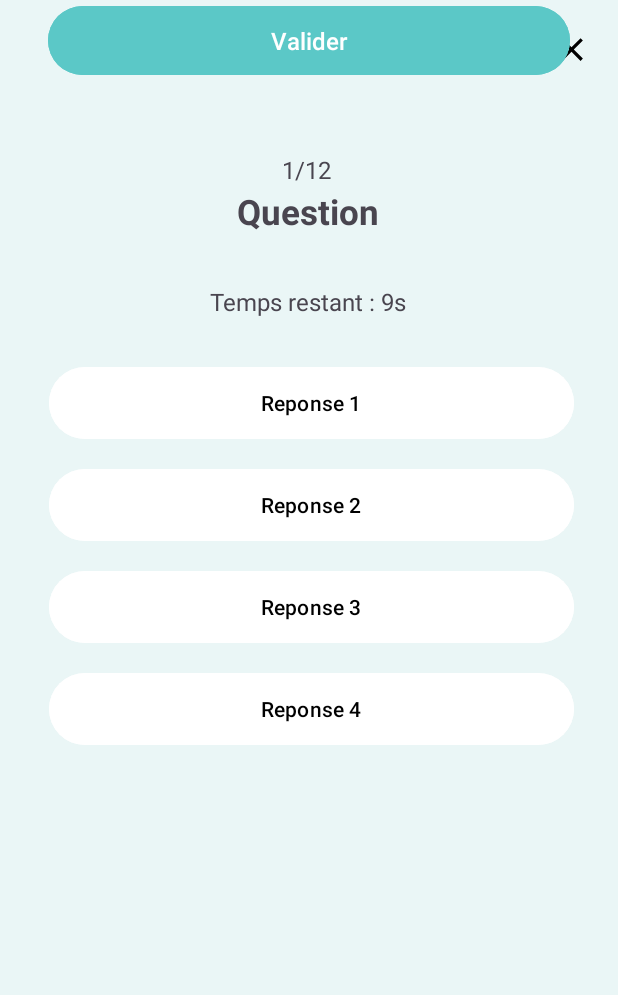
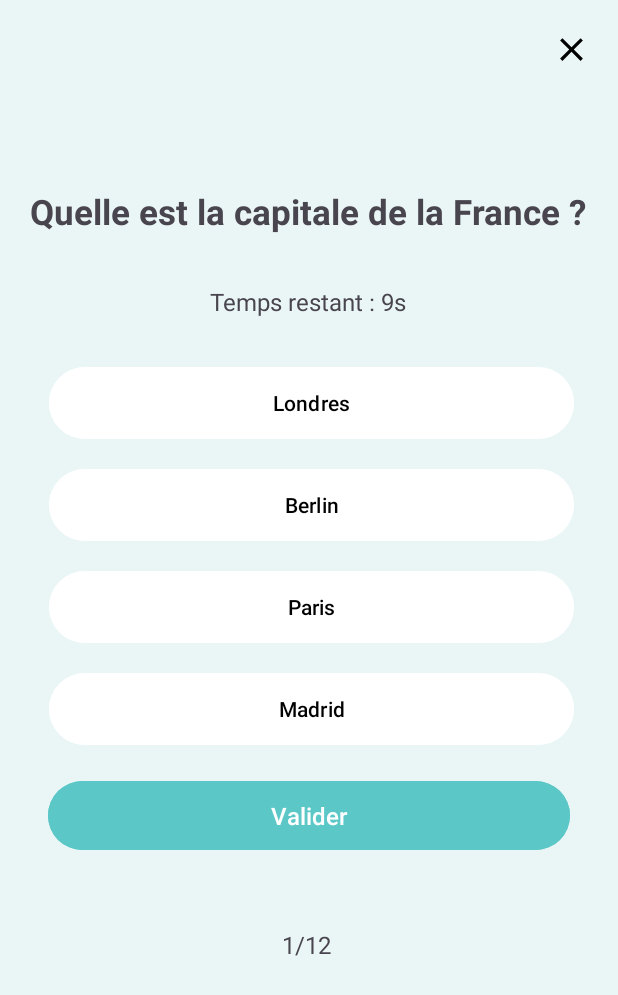
Before and after one commit to hfreshnel/quizAndroid, an Android app: the ParticipantQuizActivity screen opened directly, with no data from a screen before it, on a phone screen of 412 x 824 dp. Shown: the top 995 px of the screen. Run offline under Robolectric (Android 15) with nearby library versions, the phone set to English and light mode, and no system bars.

Commit message:
add the files

```diff
--- a/app/src/main/java/com/example/quizandroid/AdminQuizQuestionActivity.java
+++ b/app/src/main/java/com/example/quizandroid/AdminQuizQuestionActivity.java
@@ -15,7 +15,7 @@
         super.onCreate(savedInstanceState);
         EdgeToEdge.enable(this);
         setContentView(R.layout.activity_admin_quiz_question);
-        ViewCompat.setOnApplyWindowInsetsListener(findViewById(R.id.main), (v, insets) -> {
+        ViewCompat.setOnApplyWindowInsetsListener(findViewById(R.id.validerButton), (v, insets) -> {
             Insets systemBars = insets.getInsets(WindowInsetsCompat.Type.systemBars());
             v.setPadding(systemBars.left, systemBars.top, systemBars.right, systemBars.bottom);
             return insets;
--- a/app/src/main/java/com/example/quizandroid/ParticipantQuizActivity.java
+++ b/app/src/main/java/com/example/quizandroid/ParticipantQuizActivity.java
@@ -1,24 +1,81 @@
 package com.example.quizandroid;
 
+import android.graphics.Color;
 import android.os.Bundle;
-
-import androidx.activity.EdgeToEdge;
+import android.widget.Button;
+import android.widget.TextView;
 import androidx.appcompat.app.AppCompatActivity;
-import androidx.core.graphics.Insets;
-import androidx.core.view.ViewCompat;
-import androidx.core.view.WindowInsetsCompat;
+import org.json.JSONException;
+import org.json.JSONObject;
 
 public class ParticipantQuizActivity extends AppCompatActivity {
+
+    private String correctAnswer;
+    private Button selectedButton = null;
 
     @Override
     protected void onCreate(Bundle savedInstanceState) {
         super.onCreate(savedInstanceState);
-        EdgeToEdge.enable(this);
         setContentView(R.layout.activity_participant_quiz);
-        ViewCompat.setOnApplyWindowInsetsListener(findViewById(R.id.question), (v, insets) -> {
-            Insets systemBars = insets.getInsets(WindowInsetsCompat.Type.systemBars());
-            v.setPadding(systemBars.left, systemBars.top, systemBars.right, systemBars.bottom);
-            return insets;
-        });
+
+        // Chaîne JSON pour les tests
+        String jsonData = "{ \"question\": \"Quelle est la capitale de la France ?\", " +
+                "\"options\": [\"Londres\", \"Berlin\", \"Paris\", \"Madrid\"], " +
+                "\"correctAnswer\": \"Paris\" }";
+
+        try {
+            // Analyser les données JSON
+            JSONObject jsonObject = new JSONObject(jsonData);
+            String question = jsonObject.getString("question");
+            correctAnswer = jsonObject.getString("correctAnswer");
+
+            // Set question et options
+            TextView questionView = findViewById(R.id.question);
+            questionView.setText(question);
+
+            Button button1 = findViewById(R.id.button1);
+            Button button2 = findViewById(R.id.button2);
+            Button button3 = findViewById(R.id.button3);
+            Button button4 = findViewById(R.id.button4);
+            Button validerButton = findViewById(R.id.validerButton);
+
+            button1.setText(jsonObject.getJSONArray("options").getString(0));
+            button2.setText(jsonObject.getJSONArray("options").getString(1));
+            button3.setText(jsonObject.getJSONArray("options").getString(2));
+            button4.setText(jsonObject.getJSONArray("options").getString(3));
+
+            // Set click listeners
+            button1.setOnClickListener(v -> selectAnswer(button1));
+            button2.setOnClickListener(v -> selectAnswer(button2));
+            button3.setOnClickListener(v -> selectAnswer(button3));
+            button4.setOnClickListener(v -> selectAnswer(button4));
+
+            // Set click listener pour le bouton valider
+            validerButton.setOnClickListener(v -> validateAnswer());
+
+        } catch (JSONException e) {
+            e.printStackTrace();
+        }
+    }
+
+    // Suivre le bouton sélectionné
+    private void selectAnswer(Button button) {
+        if (selectedButton != null) {
+            // Réinitialise la couleur de fond du bouton précédemment sélectionné
+            selectedButton.setBackgroundColor(Color.WHITE);
+        }
+        selectedButton = button; // Met à jour le bouton sélectionné
+        selectedButton.setBackgroundColor(Color.parseColor("#b4d8fc"));
+    }
+
+    // Valide la réponse sélectionnée
+    private void validateAnswer() {
+        if (selectedButton != null) {
+            if (selectedButton.getText().toString().equals(correctAnswer)) {
+                selectedButton.setBackgroundColor(Color.parseColor("#A8D694")); // Vert pour correct
+            } else {
+                selectedButton.setBackgroundColor(Color.parseColor("#F18E8E")); // Rouge pour incorrect
+            }
+        }
     }
 }
--- a/app/src/main/res/layout/activity_participant_quiz.xml
+++ b/app/src/main/res/layout/activity_participant_quiz.xml
@@ -50,6 +50,7 @@
         android:layout_gravity="center"
         android:layout_marginHorizontal="32dp"
         android:layout_marginVertical="16dp"
+        android:layout_marginTop="34dp"
         android:backgroundTint="#5BC8C7"
         android:elevation="4dp"
         android:gravity="center"
@@ -57,9 +58,10 @@
         android:text="Valider"
         android:textColor="#FFFFFF"
         android:textSize="16sp"
-        tools:ignore="MissingConstraints"
-        tools:layout_editor_absoluteX="32dp"
-        tools:layout_editor_absoluteY="520dp" />
+        app:layout_constraintEnd_toEndOf="parent"
+        app:layout_constraintStart_toStartOf="parent"
+        app:layout_constraintTop_toBottomOf="@+id/button4"
+        tools:ignore="MissingConstraints" />
 
     <Button
         android:id="@+id/button3"
```
